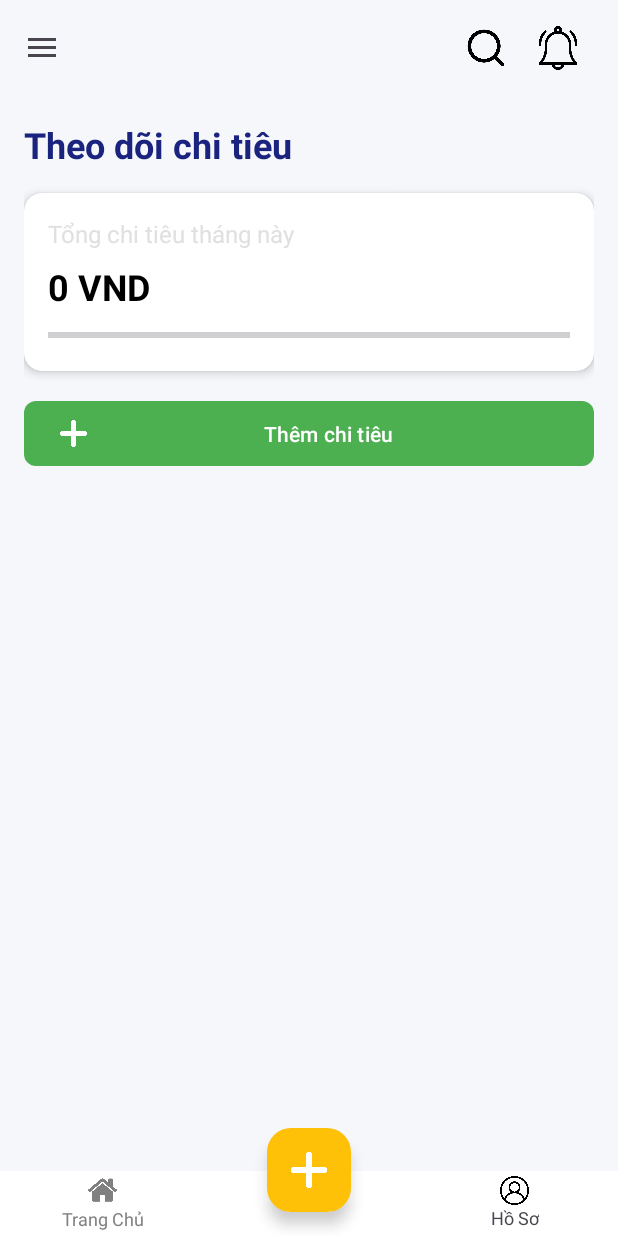
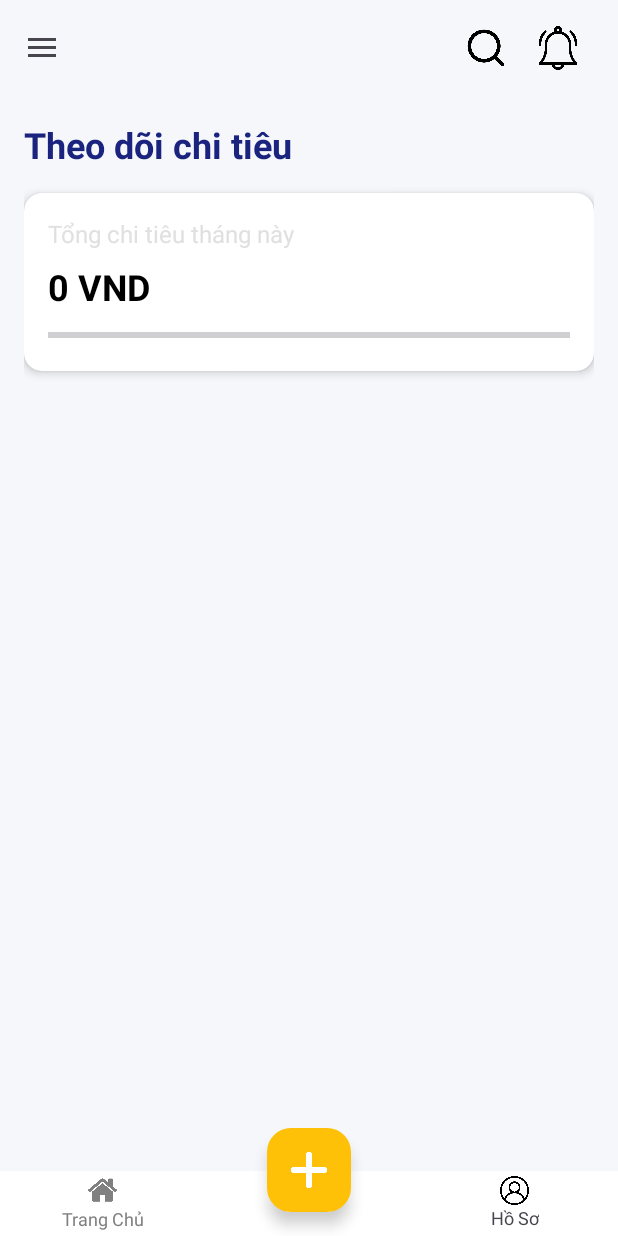
Before and after one commit to lathuan/ASM_team_5, an Android app: the fragment ExpenseTrackingFragment placed in its activity, on a phone screen of 412 x 824 dp. Run offline under Robolectric (Android 15) with nearby library versions, the light colour scheme and no system bars; 1 statement that could not run was skipped.

Commit message:
sua lich su giao dich

```diff
--- a/app/src/main/java/com/example/asm_ad/ExpenseTrackingFragment.java
+++ b/app/src/main/java/com/example/asm_ad/ExpenseTrackingFragment.java
@@ -7,15 +7,12 @@ import android.view.View;
 import android.view.ViewGroup;
 import android.widget.ProgressBar;
 import android.widget.TextView;
-import android.widget.Toast;
 
 import androidx.annotation.NonNull;
 import androidx.annotation.Nullable;
 import androidx.fragment.app.Fragment;
 import androidx.recyclerview.widget.LinearLayoutManager;
 import androidx.recyclerview.widget.RecyclerView;
-
-import com.google.android.material.button.MaterialButton;
 
 import java.util.ArrayList;
 import java.util.List;
@@ -37,7 +34,6 @@ public class ExpenseTrackingFragment extends Fragment {
         tvMonthExpense = view.findViewById(R.id.tv_month_expense);
         progressBar = view.findViewById(R.id.progress_bar);
         rvExpenses = view.findViewById(R.id.rv_expenses);
-        MaterialButton btnAddExpense = view.findViewById(R.id.btn_add_expense);
 
         // Khởi tạo DatabaseHelper
         dbHelper = new DatabaseHelper(requireContext());
@@ -49,11 +45,6 @@ public class ExpenseTrackingFragment extends Fragment {
 
         // Cập nhật giao diện
         refreshData();
-
-        // Xử lý nút Thêm chi tiêu
-        btnAddExpense.setOnClickListener(v -> {
-            Toast.makeText(requireContext(), "Chức năng thêm chi tiêu", Toast.LENGTH_SHORT).show();
-        });
 
         return view;
     }
@@ -83,7 +74,7 @@ public class ExpenseTrackingFragment extends Fragment {
                     String[] parts = line.split("\\|");
                     if (parts.length == 3) {
                         try {
-                            double amount = Double.parseDouble(parts[0].replace(" VND", "").replace(",", ""));
+                            double amount = Double.parseDouble(parts[0].trim());
                             String description = parts[1];
                             String timestamp = parts[2];
                             expenses.add(new Expense(amount, description, timestamp));
--- a/app/src/main/java/com/example/asm_ad/MainActivity.java
+++ b/app/src/main/java/com/example/asm_ad/MainActivity.java
@@ -330,7 +330,7 @@ public class MainActivity extends AppCompatActivity {
     private void saveExpenseToHistory(int userId, double amount, String description, String timestamp) {
         SharedPreferences prefs = getSharedPreferences("ExpenseHistory_" + userId, MODE_PRIVATE);
         String existingHistory = prefs.getString("expenses", "");
-        String newExpense = String.format("%,.0f VND|%s|%s\n", amount, description, timestamp);
+        String newExpense = amount + "|" + description + "|" + timestamp + "\n"; // Lưu trực tiếp số tiền
         SharedPreferences.Editor editor = prefs.edit();
         editor.putString("expenses", newExpense + existingHistory);
         editor.apply();
--- a/app/src/main/res/layout/fragment_expense_tracking.xml
+++ b/app/src/main/res/layout/fragment_expense_tracking.xml
@@ -61,19 +61,6 @@
             </LinearLayout>
         </androidx.cardview.widget.CardView>
 
-        <com.google.android.material.button.MaterialButton
-            android:id="@+id/btn_add_expense"
-            android:layout_width="match_parent"
-            android:layout_height="wrap_content"
-            android:text="Thêm chi tiêu"
-            android:textColor="@android:color/white"
-            app:icon="@drawable/add"
-            app:iconTint="@android:color/white"
-            app:backgroundTint="#4CAF50"
-            android:paddingVertical="12dp"
-            app:cornerRadius="8dp"
-            android:layout_marginBottom="16dp"/>
-
         <androidx.recyclerview.widget.RecyclerView
             android:id="@+id/rv_expenses"
             android:layout_width="match_parent"
```
Also changed, not shown: app/src/main/java/com/example/asm_ad/IncomeTrackingFragment.java (+0 -9 lines), app/src/main/res/layout/fragment_income_tracking.xml (+0 -12 lines).
